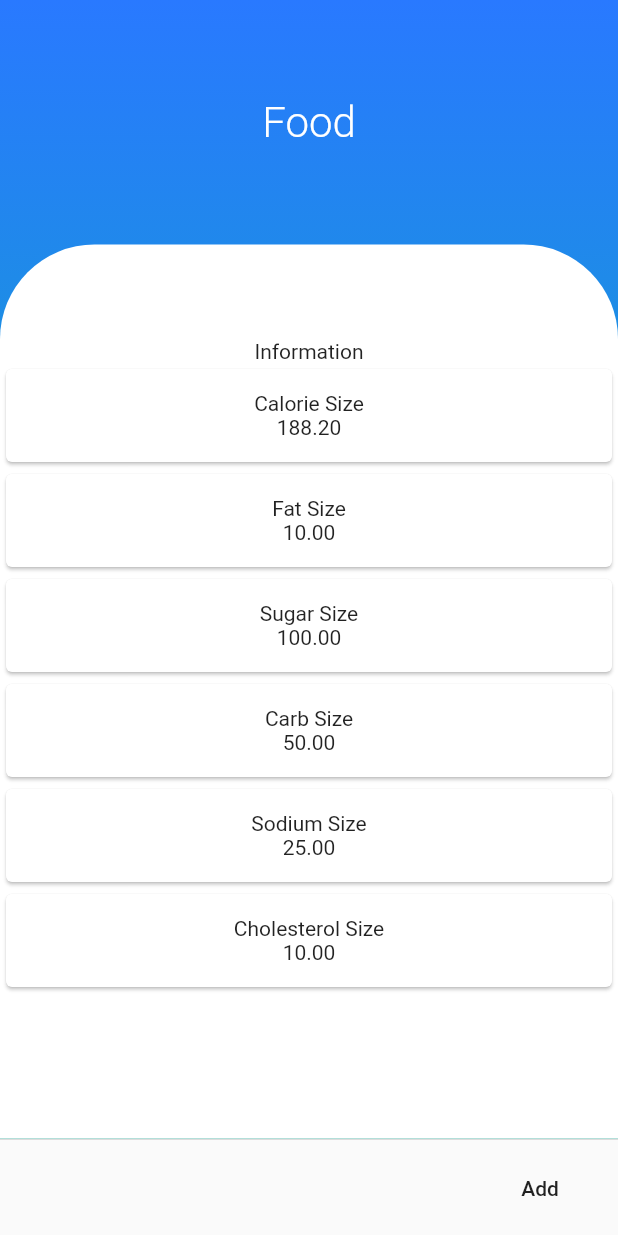
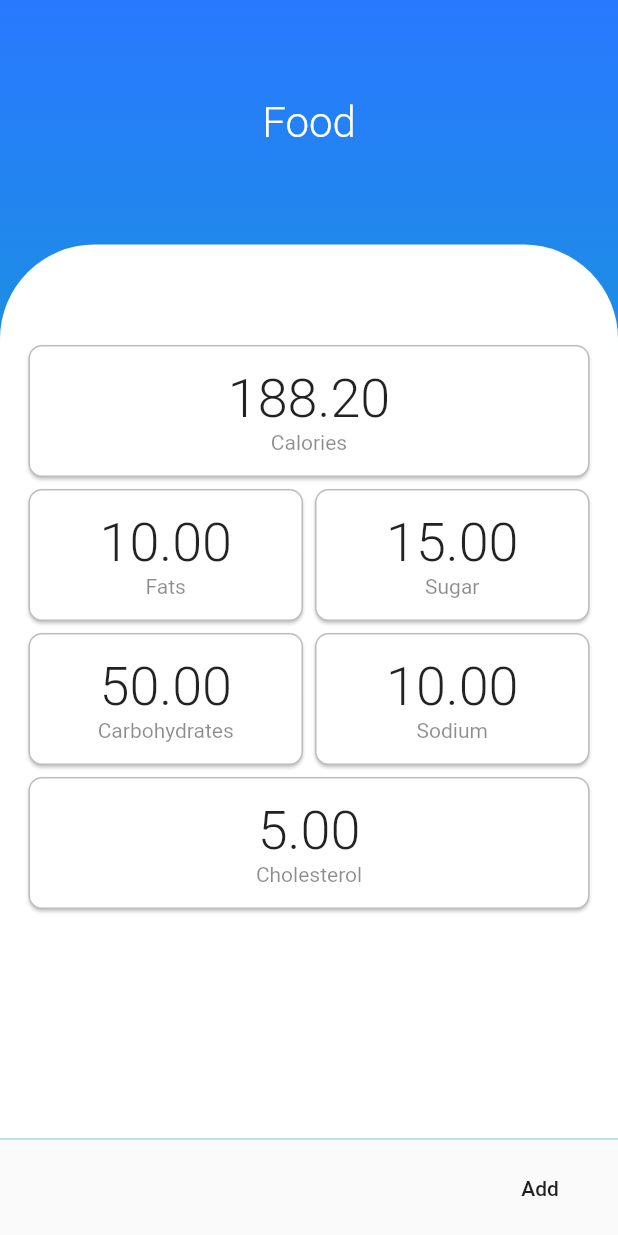
Before and after one commit to kierbenz/nutrition_app, a Flutter app: the FoodDetailScreen screen opened directly, on a phone screen of 412 x 824 dp. Run offline on Flutter 3.47's test engine with Material 2 defaults, Android fonts, the phone set to English and light mode, and no system bars; our stand-ins replace charts_flutter, line_icons.

Commit message:
feat: food details column

```diff
--- a/lib/app/screens/food_detail_screen.dart
+++ b/lib/app/screens/food_detail_screen.dart
@@ -1,5 +1,5 @@
 import 'package:flutter/material.dart';
-import 'widgets/food_detail_card.dart';
+import 'widgets/food_details_column.dart';
 import 'food_screen.dart';
 
 
@@ -46,38 +46,13 @@ class FoodDetailScreen extends StatelessWidget {
                   ),
                 ),
                 child: Padding(
-                  padding: EdgeInsets.only(top: 63.0),
+                  padding: EdgeInsets.only(
+                    top: 63.0,
+                    left: 15.0,
+                    right: 15.0
+                  ),
                   child: SingleChildScrollView(
-                    child: Column(
-                      crossAxisAlignment: CrossAxisAlignment.stretch,
-                      children: <Widget>[
-                        Text('Information', textAlign: TextAlign.center),
-                        FoodDetailCard(
-                          title: 'Calorie Size',
-                          content: '188.20',
-                        ),
-                        FoodDetailCard(
-                          title: 'Fat Size',
-                          content: '10.00',
-                        ),
-                        FoodDetailCard(
-                          title: 'Sugar Size',
-                          content: '100.00',
-                        ),
-                        FoodDetailCard(
-                          title: 'Carb Size',
-                          content: '50.00',
-                        ),
-                        FoodDetailCard(
-                          title: 'Sodium Size',
-                          content: '25.00',
-                        ),
-                        FoodDetailCard(
-                          title: 'Cholesterol Size',
-                          content: '10.00',
-                        ),
-                      ],
-                    ),
+                    child: FoodDetailsColumn(),
                   ),
                 ),
               ),
--- a/lib/app/screens/widgets/food_detail_card.dart
+++ b/lib/app/screens/widgets/food_detail_card.dart
@@ -13,12 +13,28 @@ class FoodDetailCard extends StatelessWidget {
   @override
   Widget build(BuildContext context) {
     return Card(
+      shape: RoundedRectangleBorder(
+        borderRadius: BorderRadius.circular(9.0),
+        side: BorderSide(
+          color: Colors.black26,
+          width: 1.0
+        ),
+      ),
       child: Padding(
         padding: EdgeInsets.all(15.0),
         child: Column(
           children: <Widget>[
-            Text(this.title),
-            Text(this.content),
+            Text(
+              this.content,
+              style: TextStyle(
+                fontSize: 36.0,
+                fontWeight: FontWeight.w300,
+              )
+            ),
+            Text(
+              this.title,
+              style: TextStyle(color: Colors.black45),
+            ),
           ],
         ),
       ),
--- /dev/null
+++ b/lib/app/screens/widgets/food_details_column.dart
@@ -0,0 +1,54 @@
+import 'package:flutter/material.dart';
+import 'food_detail_card.dart';
+
+
+class FoodDetailsColumn extends StatelessWidget {
+  @override
+  Widget build(BuildContext context) {
+    return Column(
+      crossAxisAlignment: CrossAxisAlignment.stretch,
+      children: <Widget>[
+        FoodDetailCard(
+          title: 'Calories',
+          content: '188.20',
+        ),
+        Row(
+          children: <Widget>[
+            Expanded(
+              child: FoodDetailCard(
+                title: 'Fats',
+                content: '10.00',
+              ),
+            ),
+            Expanded(
+              child: FoodDetailCard(
+                title: 'Sugar',
+                content: '15.00',
+              ),
+            ),
+          ],
+        ),
+        Row(
+          children: <Widget>[
+            Expanded(
+              child: FoodDetailCard(
+                title: 'Carbohydrates',
+                content: '50.00',
+              ),
+            ),
+            Expanded(
+              child: FoodDetailCard(
+                title: 'Sodium',
+                content: '10.00',
+              ),
+            ),
+          ],
+        ),
+        FoodDetailCard(
+          title: 'Cholesterol',
+          content: '5.00',
+        ),
+      ],
+    );
+  }
+}
```
